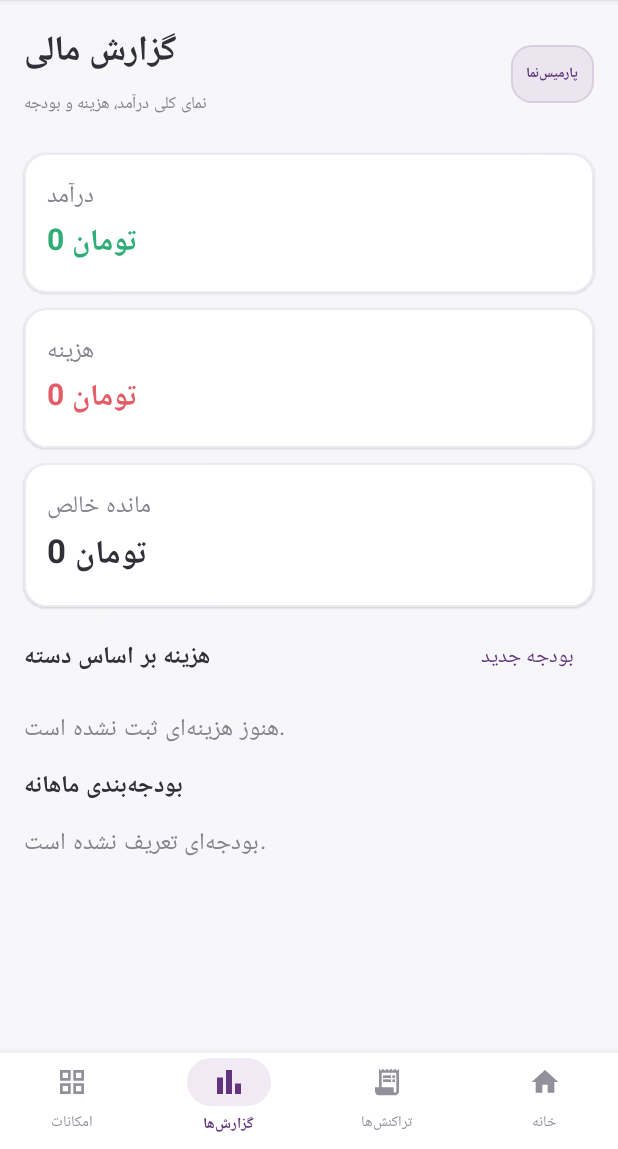
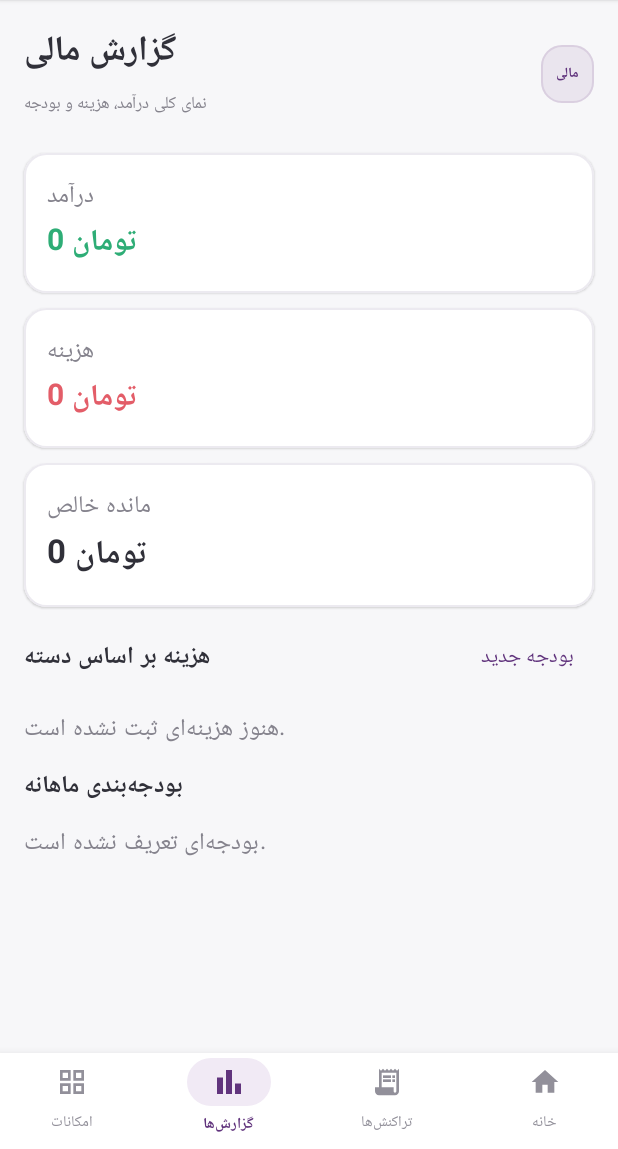
Before and after one commit to striran/family-finance-android, an Android app built with Jetpack Compose: the screen it shows after launch (MainActivity), item 2 of the bottom bar chosen, on a phone screen of 412 x 824 dp, the part 87-1236 px from its top. Run offline under Robolectric (Android 15) with nearby library versions, the phone set to English and light mode, and no system bars; 2 statements that could not run were skipped.

Commit message:
Use original product identity while retaining Parmis-inspired navigation

```diff
--- a/app/src/main/java/ir/striran/familyfinance/MainActivity.kt
+++ b/app/src/main/java/ir/striran/familyfinance/MainActivity.kt
@@ -561,7 +561,7 @@ fun FinanceApp(db: FinanceDatabase, onExport: () -> Unit, onImport: () -> Unit,
             Text(subtitle,color=sub,fontSize=11.sp)
         }
         Surface(shape=RoundedCornerShape(14.dp),color=if(dark)Color.White.copy(alpha=.09f) else violet.copy(alpha=.09f),border=BorderStroke(1.dp,if(dark)Color.White.copy(alpha=.13f) else violet.copy(alpha=.12f))){
-            Text("پارمیس‌نما",modifier=Modifier.padding(horizontal=10.dp,vertical=7.dp),color=if(dark)Color(0xFFE1C7F0) else violet,fontSize=9.sp,fontWeight=FontWeight.Bold)
+            Text("مالی",modifier=Modifier.padding(horizontal=10.dp,vertical=7.dp),color=if(dark)Color(0xFFE1C7F0) else violet,fontSize=9.sp,fontWeight=FontWeight.Bold)
         }
     }
 }
```
